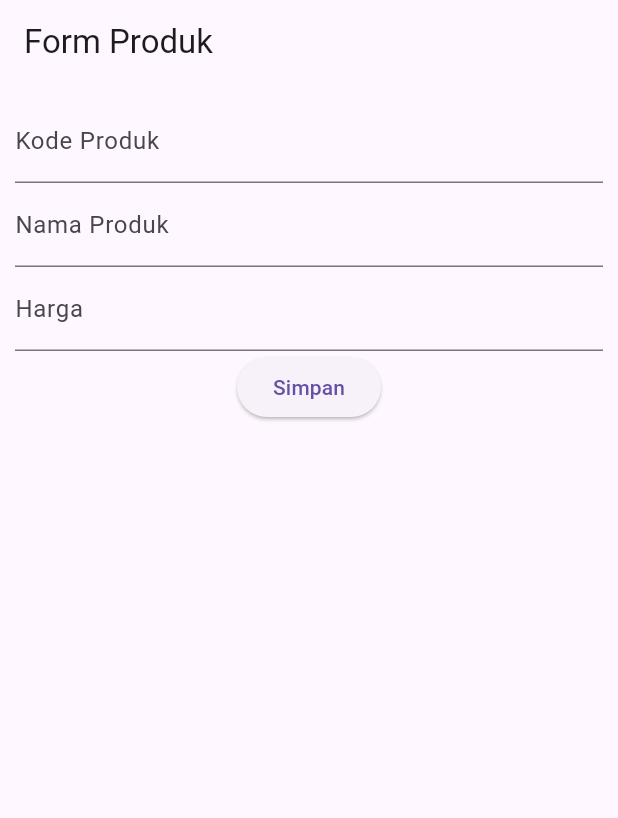
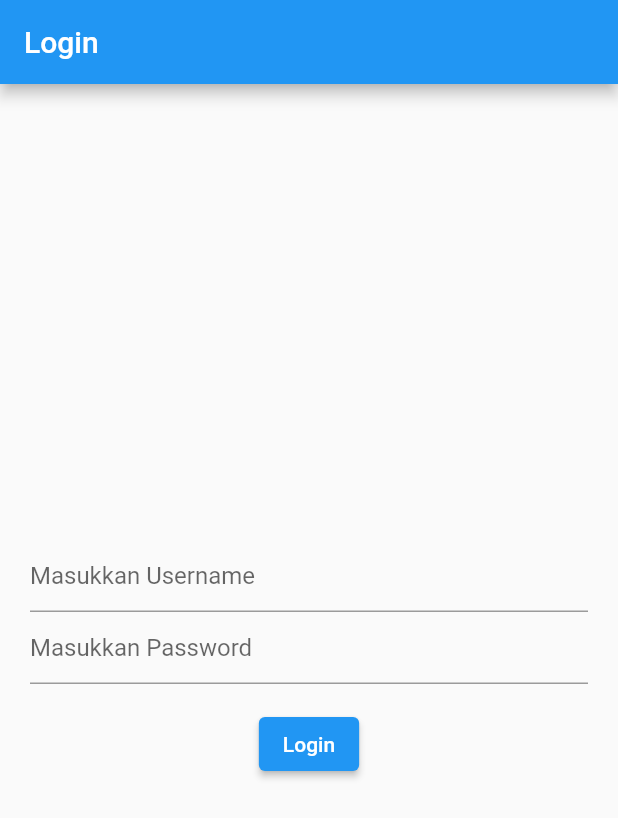
Before and after one commit to LATIFANIKA-NURAFWI1/H1D024099_PraktikumPemmob_Flutter, a Flutter app: the screen it shows after launch, on a phone screen of 412 x 824 dp. Shown: the top 818 px of the screen. Run offline on Flutter 3.47's test engine with Material 3 defaults, Android fonts, the phone set to English and light mode, and no system bars; our stand-ins replace shared_preferences.

Commit message:
modul 3 - routes, login, local storage

```diff
--- /dev/null
+++ b/lib/login_page.dart
@@ -0,0 +1,103 @@
+import 'package:flutter/material.dart';
+import 'package:shared_preferences/shared_preferences.dart';
+
+class LoginPage extends StatefulWidget {
+  const LoginPage({super.key});
+
+  @override
+  State<LoginPage> createState() => _LoginPageState();
+}
+
+class _LoginPageState extends State<LoginPage> {
+  final TextEditingController _usernameController = TextEditingController();
+  final TextEditingController _passwordController = TextEditingController();
+
+  @override
+  void dispose() {
+    _usernameController.dispose();
+    _passwordController.dispose();
+    super.dispose();
+  }
+
+  Future<void> _saveUsername() async {
+    final SharedPreferences prefs = await SharedPreferences.getInstance();
+    await prefs.setString('username', _usernameController.text.trim());
+  }
+
+  Widget _showInput(
+    TextEditingController namacontroller,
+    String placeholder,
+    bool isPassword,
+  ) {
+    return TextField(
+      controller: namacontroller,
+      obscureText: isPassword,
+      decoration: InputDecoration(
+        hintText: placeholder,
+      ),
+    );
+  }
+
+  Future<void> _showDialog(String pesan, {bool isSuccess = false}) {
+    return showDialog<void>(
+      context: context,
+      barrierDismissible: false,
+      builder: (BuildContext dialogContext) {
+        return AlertDialog(
+          title: Text(pesan),
+          actions: [
+            TextButton(
+              child: const Text('OK'),
+              onPressed: () {
+                Navigator.of(dialogContext).pop();
+                if (isSuccess) {
+                  Navigator.of(context).pushNamedAndRemoveUntil(
+                    '/home',
+                    (route) => false,
+                  );
+                }
+              },
+            ),
+          ],
+        );
+      },
+    );
+  }
+
+  Future<void> _handleLogin() async {
+    final String username = _usernameController.text.trim();
+    final String password = _passwordController.text;
+
+    if (username == 'admin' && password == 'admin') {
+      await _saveUsername();
+      if (!mounted) return;
+      await _showDialog('Anda Berhasil Login', isSuccess: true);
+    } else {
+      await _showDialog('Username dan Password Salah');
+    }
+  }
+
+  @override
+  Widget build(BuildContext context) {
+    return Scaffold(
+      appBar: AppBar(
+        title: const Text('Login'),
+      ),
+      body: Container(
+        padding: const EdgeInsets.all(20),
+        child: Column(
+          mainAxisAlignment: MainAxisAlignment.center,
+          children: [
+            _showInput(_usernameController, 'Masukkan Username', false),
+            _showInput(_passwordController, 'Masukkan Password', true),
+            const SizedBox(height: 16),
+            ElevatedButton(
+              onPressed: _handleLogin,
+              child: const Text('Login'),
+            ),
+          ],
+        ),
+      ),
+    );
+  }
+}
--- a/lib/main.dart
+++ b/lib/main.dart
@@ -1,5 +1,13 @@
 import 'package:flutter/material.dart';
+import 'package:flutter1/about_page.dart';
+import 'package:flutter1/column_widget.dart';
+import 'package:flutter1/hello_world.dart';
+import 'package:flutter1/home_page.dart';
+import 'package:flutter1/login_page.dart';
+import 'package:flutter1/row_widget.dart';
+import 'package:flutter1/ui/produk_detail.dart';
 import 'package:flutter1/ui/produk_form.dart';
+import 'package:flutter1/ui/produk_page.dart';
 
 void main() {
   runApp(const MyApp());
@@ -10,9 +18,28 @@ class MyApp extends StatelessWidget {
 
   @override
   Widget build(BuildContext context) {
-    return const MaterialApp(
-      title: 'Aplikasi Flutter Pertama',
-      home: ProdukForm(),
+    return MaterialApp(
+      title: 'Flutter Menu',
+      theme: ThemeData(
+        useMaterial3: false,
+        primarySwatch: Colors.blue,
+      ),
+      initialRoute: '/',
+      routes: {
+        '/': (context) => const LoginPage(),
+        '/home': (context) => const HomePage(),
+        '/about': (context) => const AboutPage(),
+        '/produk': (context) => const ProdukPage(),
+        '/produk-form': (context) => const ProdukForm(),
+        '/produk-detail': (context) => const ProdukDetail(
+              kodeProduk: 'P001',
+              namaProduk: 'Kulkas',
+              hargaProduk: 2500000,
+            ),
+        '/hello-world': (context) => const HelloWorld(),
+        '/column-widget': (context) => const ColumnWidget(),
+        '/row-widget': (context) => const RowWidget(),
+      },
     );
   }
 }
--- a/lib/ui/produk_page.dart
+++ b/lib/ui/produk_page.dart
@@ -16,7 +16,9 @@ class _ProdukPageState extends State<ProdukPage> {
       appBar: AppBar(
         title: const Text('List Data Produk'),
         actions: [
-          GestureDetector(
+          Padding(
+            padding: const EdgeInsets.only(right: 16),
+            child: GestureDetector(
               child: const Icon(Icons.add),
               onTap: () {
                 Navigator.push(
@@ -26,6 +28,7 @@ class _ProdukPageState extends State<ProdukPage> {
                   ),
                 );
               },
+            ),
           ),
         ],
       ),
--- a/pubspec.yaml
+++ b/pubspec.yaml
@@ -34,6 +34,7 @@ dependencies:
   # The following adds the Cupertino Icons font to your application.
   # Use with the CupertinoIcons class for iOS style icons.
   cupertino_icons: ^1.0.8
+  shared_preferences: ^2.5.6
 
 dev_dependencies:
   flutter_test:
```
Also changed, not shown: lib/about_page.dart (added, +19 -0 lines), lib/home_page.dart (added, +41 -0 lines), lib/sidemenu.dart (added, +36 -0 lines), column.png (added), dataproduk.png (added), detail.png (added), formproduk.png (added), hello.png (added), homepage.png (added), login.png (added), pubspec.lock, row.png (added), sidemenu.png (added), 5 other files. Lines whose indentation alone changed are shown as unchanged.
